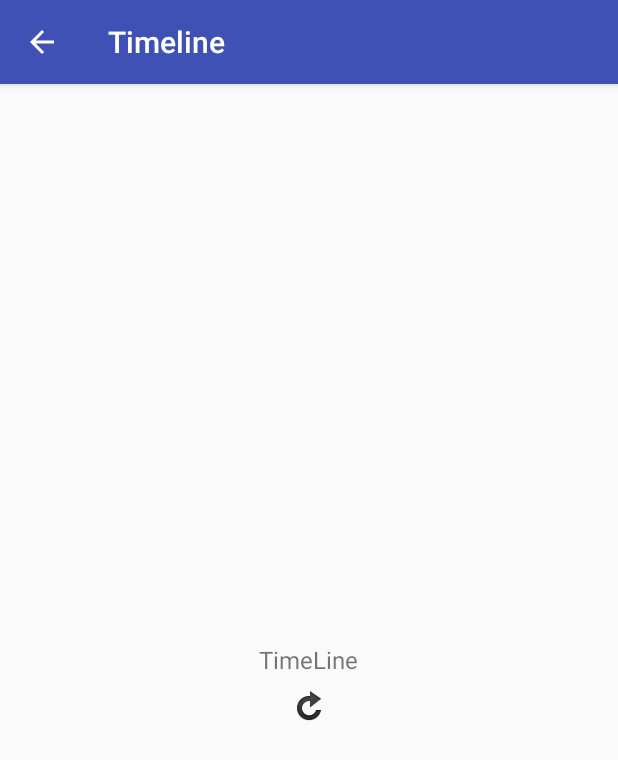
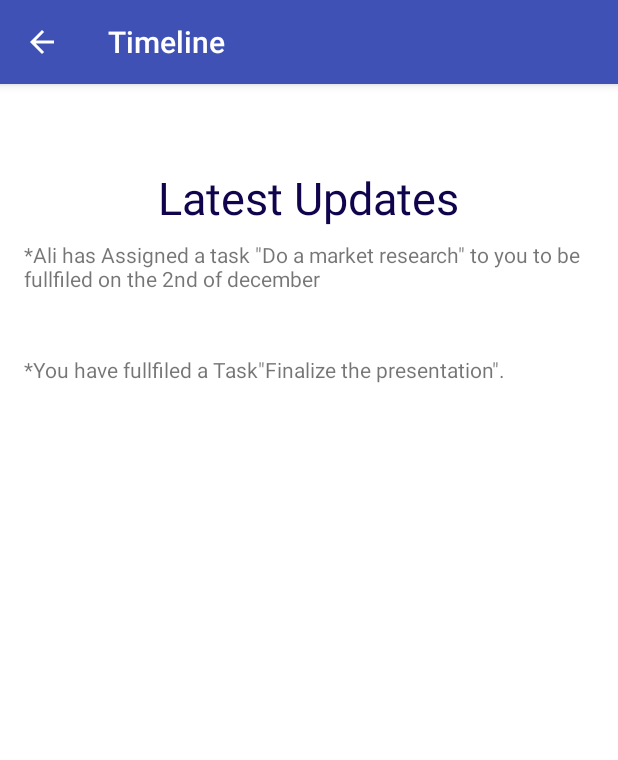
Before and after one commit to yasseraboelsaad/AWG-app, an Android app: the fragment Timeline placed in its activity, on a phone screen of 412 x 824 dp. Shown: the top 760 px of the screen. Run offline under Robolectric (Android 15) with nearby library versions, the light colour scheme and no system bars; 2 statements that could not run were skipped.

Commit message:
Timeline

```diff
--- a/Testapp/app/src/main/res/layout/fragment_timeline.xml
+++ b/Testapp/app/src/main/res/layout/fragment_timeline.xml
@@ -1,22 +1,48 @@
 <?xml version="1.0" encoding="utf-8"?>
 <RelativeLayout xmlns:android="http://schemas.android.com/apk/res/android"
     android:layout_width="match_parent"
-    android:layout_height="match_parent" >
+    android:layout_height="match_parent"
+    android:paddingLeft="@dimen/activity_horizontal_margin"
+    android:paddingRight="@dimen/activity_horizontal_margin"
+    android:paddingTop="@dimen/activity_vertical_margin"
+    android:paddingBottom="@dimen/activity_vertical_margin"
+    android:background="#ffffffff">
+
+    <LinearLayout
+        android:orientation="vertical"
+        android:layout_width="match_parent"
+        android:layout_height="match_parent"
+        android:layout_alignParentLeft="true"
+        android:layout_alignParentStart="true"
+        android:layout_below="@+id/textView2"
+        android:weightSum="1"
+        android:layout_marginTop="8dip">
+
+        <TextView
+            android:layout_width="match_parent"
+            android:layout_height="wrap_content"
+            android:text="*Ali has Assigned a task &quot;Do a market research&quot; to you to be fullfiled on the 2nd of december"
+            android:id="@+id/textView13"
+            android:layout_weight="0.07" />
+
+        <TextView
+            android:layout_width="match_parent"
+            android:layout_height="wrap_content"
+            android:text="*You have fullfiled a Task&quot;Finalize the presentation&quot;."
+            android:id="@+id/textView14"
+            android:layout_weight="0.09" />
+    </LinearLayout>
 
     <TextView
-        android:id="@+id/txtLabel"
         android:layout_width="wrap_content"
         android:layout_height="wrap_content"
-        android:layout_centerInParent="true"
-        android:text="TimeLine"
-        android:textSize="16dp" />
-
-    <ImageView
-        android:layout_width="wrap_content"
-        android:layout_height="wrap_content"
-        android:layout_below="@id/txtLabel"
-        android:layout_centerHorizontal="true"
-        android:layout_marginTop="10dp"
-        android:src="@drawable/ic_refresh" />
-
+        android:textAppearance="?android:attr/textAppearanceLarge"
+        android:text="Latest Updates"
+        android:id="@+id/textView2"
+        android:textColor="#11044d"
+        android:textSize="30dp"
+        android:layout_weight="0.07"
+        android:layout_marginTop="39dp"
+        android:layout_alignParentTop="true"
+        android:layout_centerHorizontal="true" />
 </RelativeLayout>
```
